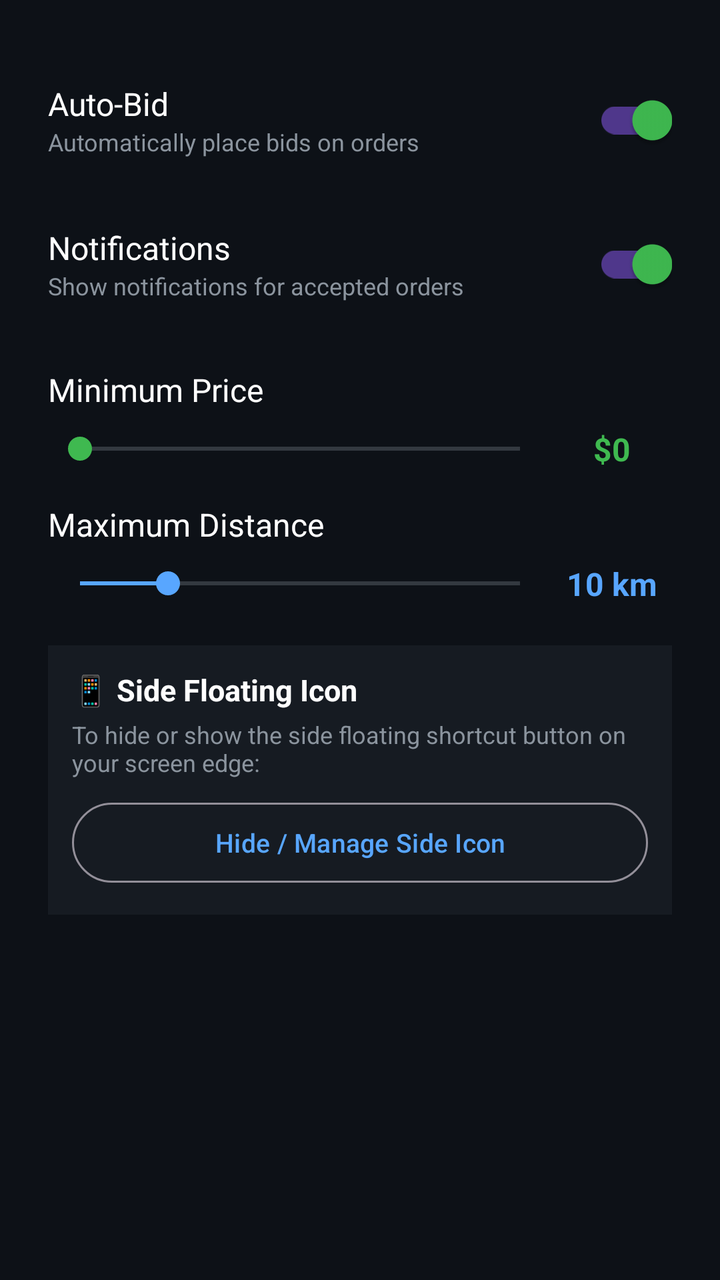
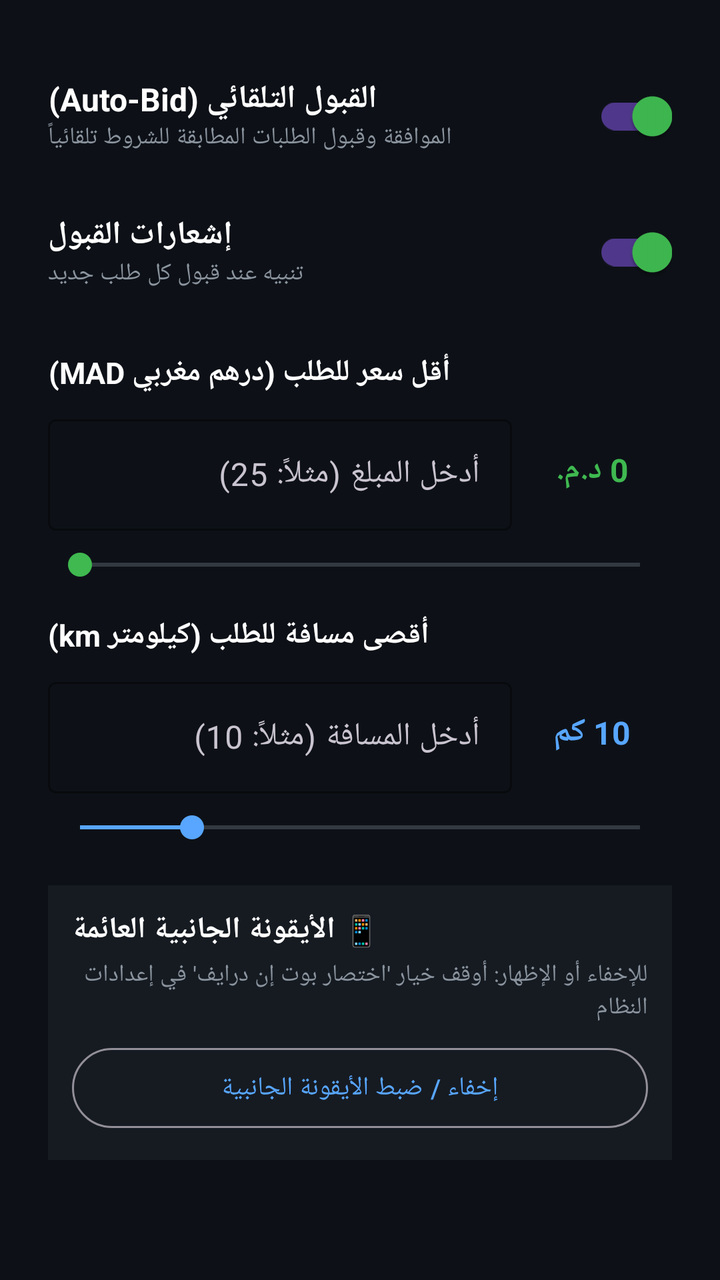

An Android layout rendered at two revisions. The XML below is the earlier revision; the diff shows what the commit changed to produce the second picture.
<!-- AndroidManifest.xml: application theme Theme.InDriverBot -->
<!-- res/layout/dialog_settings.xml -->
<?xml version="1.0" encoding="utf-8"?>
<LinearLayout xmlns:android="http://schemas.android.com/apk/res/android"
    xmlns:app="http://schemas.android.com/apk/res-auto"
    android:layout_width="match_parent"
    android:layout_height="wrap_content"
    android:orientation="vertical"
    android:padding="24dp">

    
    <LinearLayout
        android:layout_width="match_parent"
        android:layout_height="wrap_content"
        android:orientation="horizontal"
        android:gravity="center_vertical"
        android:paddingVertical="12dp">

        <LinearLayout
            android:layout_width="0dp"
            android:layout_height="wrap_content"
            android:layout_weight="1"
            android:orientation="vertical">

            <TextView
                android:layout_width="wrap_content"
                android:layout_height="wrap_content"
                android:text="Auto-Bid"
                android:textColor="@color/text_primary"
                android:textSize="16sp"/>

            <TextView
                android:layout_width="wrap_content"
                android:layout_height="wrap_content"
                android:text="Automatically place bids on orders"
                android:textColor="@color/text_secondary"
                android:textSize="12sp"/>

        </LinearLayout>

        <com.google.android.material.switchmaterial.SwitchMaterial
            android:id="@+id/switchAutoBid"
            android:layout_width="wrap_content"
            android:layout_height="wrap_content"
            android:checked="true"/>

    </LinearLayout>

    
    <LinearLayout
        android:layout_width="match_parent"
        android:layout_height="wrap_content"
        android:orientation="horizontal"
        android:gravity="center_vertical"
        android:paddingVertical="12dp">

        <LinearLayout
            android:layout_width="0dp"
            android:layout_height="wrap_content"
            android:layout_weight="1"
            android:orientation="vertical">

            <TextView
                android:layout_width="wrap_content"
                android:layout_height="wrap_content"
                android:text="Notifications"
                android:textColor="@color/text_primary"
                android:textSize="16sp"/>

            <TextView
                android:layout_width="wrap_content"
                android:layout_height="wrap_content"
                android:text="Show notifications for accepted orders"
                android:textColor="@color/text_secondary"
                android:textSize="12sp"/>

        </LinearLayout>

        <com.google.android.material.switchmaterial.SwitchMaterial
            android:id="@+id/switchNotifications"
            android:layout_width="wrap_content"
            android:layout_height="wrap_content"
            android:checked="true"/>

    </LinearLayout>

    
    <TextView
        android:layout_width="wrap_content"
        android:layout_height="wrap_content"
        android:text="Minimum Price"
        android:textColor="@color/text_primary"
        android:textSize="16sp"
        android:layout_marginTop="16dp"/>

    <LinearLayout
        android:layout_width="match_parent"
        android:layout_height="wrap_content"
        android:orientation="horizontal"
        android:gravity="center_vertical"
        android:layout_marginTop="8dp">

        <SeekBar
            android:id="@+id/seekMinPrice"
            android:layout_width="0dp"
            android:layout_height="wrap_content"
            android:layout_weight="1"
            android:max="50"
            android:progress="0"
            android:progressTint="@color/green_500"
            android:thumbTint="@color/green_500"/>

        <TextView
            android:id="@+id/tvMinPriceValue"
            android:layout_width="60dp"
            android:layout_height="wrap_content"
            android:text="$0"
            android:textColor="@color/green_500"
            android:textSize="16sp"
            android:textStyle="bold"
            android:gravity="center"/>

    </LinearLayout>

    
    <TextView
        android:layout_width="wrap_content"
        android:layout_height="wrap_content"
        android:text="Maximum Distance"
        android:textColor="@color/text_primary"
        android:textSize="16sp"
        android:layout_marginTop="16dp"/>

    <LinearLayout
        android:layout_width="match_parent"
        android:layout_height="wrap_content"
        android:orientation="horizontal"
        android:gravity="center_vertical"
        android:layout_marginTop="8dp">

        <SeekBar
            android:id="@+id/seekMaxDistance"
            android:layout_width="0dp"
            android:layout_height="wrap_content"
            android:layout_weight="1"
            android:max="50"
            android:progress="10"
            android:progressTint="@color/blue_500"
            android:thumbTint="@color/blue_500"/>

        <TextView
            android:id="@+id/tvMaxDistanceValue"
            android:layout_width="60dp"
            android:layout_height="wrap_content"
            android:text="10 km"
            android:textColor="@color/blue_500"
            android:textSize="16sp"
            android:textStyle="bold"
            android:gravity="center"/>

    </LinearLayout>

    
    <LinearLayout
        android:layout_width="match_parent"
        android:layout_height="wrap_content"
        android:orientation="vertical"
        android:layout_marginTop="20dp"
        android:padding="12dp"
        android:background="@color/bg_secondary">

        <TextView
            android:layout_width="wrap_content"
            android:layout_height="wrap_content"
            android:text="📱 Side Floating Icon"
            android:textColor="@color/text_primary"
            android:textSize="15sp"
            android:textStyle="bold"/>

        <TextView
            android:layout_width="wrap_content"
            android:layout_height="wrap_content"
            android:text="To hide or show the side floating shortcut button on your screen edge:"
            android:textColor="@color/text_secondary"
            android:textSize="12sp"
            android:layout_marginTop="4dp"/>

        <com.google.android.material.button.MaterialButton
            android:id="@+id/btnManageSideIcon"
            style="@style/Widget.Material3.Button.OutlinedButton"
            android:layout_width="match_parent"
            android:layout_height="48dp"
            android:layout_marginTop="8dp"
            android:text="Hide / Manage Side Icon"
            android:textAllCaps="false"
            android:textColor="@color/blue_500"
            android:textSize="13sp"/>

    </LinearLayout>

</LinearLayout>
<!-- resources referenced by this layout -->
<resources>
  <color name="bg_secondary">#161B22</color>
  <color name="blue_500">#58A6FF</color>
  <color name="green_500">#3FB950</color>
  <color name="text_primary">#FFFFFFFF</color>
  <color name="text_secondary">#8B949E</color>
  <style name="Theme.InDriverBot" parent="Theme.Material3.Dark.NoActionBar">
          <item name="colorPrimary">@color/green_500</item>
          <item name="colorPrimaryVariant">@color/green_900</item>
          <item name="colorSecondary">@color/blue_500</item>
          <item name="colorSecondaryVariant">@color/blue_900</item>
          <item name="android:colorBackground">@color/bg_primary</item>
          <item name="colorSurface">@color/bg_secondary</item>
          <item name="colorError">@color/red_500</item>
          
          <item name="android:textColorPrimary">@color/text_primary</item>
          <item name="android:textColorSecondary">@color/text_secondary</item>
          <item name="android:windowBackground">@color/bg_primary</item>
          <item name="android:statusBarColor">@color/bg_primary</item>
          <item name="android:navigationBarColor">@color/bg_primary</item>
      </style>
  <color name="green_900">#238636</color>
  <color name="blue_900">#1F6FEB</color>
  <color name="bg_primary">#0D1117</color>
  <color name="red_500">#F85149</color>
</resources>

<!-- the commit's change to res/layout/dialog_settings.xml (unified diff, before → after) -->
@@ -1,199 +1,247 @@
 <?xml version="1.0" encoding="utf-8"?>
-<LinearLayout xmlns:android="http://schemas.android.com/apk/res/android"
+<ScrollView xmlns:android="http://schemas.android.com/apk/res/android"
     xmlns:app="http://schemas.android.com/apk/res-auto"
     android:layout_width="match_parent"
-    android:layout_height="wrap_content"
-    android:orientation="vertical"
-    android:padding="24dp">
-
-    
+    android:layout_height="wrap_content">
+
     <LinearLayout
         android:layout_width="match_parent"
         android:layout_height="wrap_content"
-        android:orientation="horizontal"
-        android:gravity="center_vertical"
-        android:paddingVertical="12dp">
-
-        <LinearLayout
-            android:layout_width="0dp"
-            android:layout_height="wrap_content"
-            android:layout_weight="1"
-            android:orientation="vertical">
-
-            <TextView
-                android:layout_width="wrap_content"
-                android:layout_height="wrap_content"
-                android:text="Auto-Bid"
-                android:textColor="@color/text_primary"
-                android:textSize="16sp"/>
-
-            <TextView
-                android:layout_width="wrap_content"
-                android:layout_height="wrap_content"
-                android:text="Automatically place bids on orders"
-                android:textColor="@color/text_secondary"
-                android:textSize="12sp"/>
-
-        </LinearLayout>
-
-        <com.google.android.material.switchmaterial.SwitchMaterial
-            android:id="@+id/switchAutoBid"
+        android:orientation="vertical"
+        android:padding="24dp">
+
+        
+        <LinearLayout
+            android:layout_width="match_parent"
+            android:layout_height="wrap_content"
+            android:orientation="horizontal"
+            android:gravity="center_vertical"
+            android:paddingVertical="10dp">
+
+            <LinearLayout
+                android:layout_width="0dp"
+                android:layout_height="wrap_content"
+                android:layout_weight="1"
+                android:orientation="vertical">
+
+                <TextView
+                    android:layout_width="wrap_content"
+                    android:layout_height="wrap_content"
+                    android:text="القبول التلقائي (Auto-Bid)"
+                    android:textColor="@color/text_primary"
+                    android:textSize="16sp"
+                    android:textStyle="bold"/>
+
+                <TextView
+                    android:layout_width="wrap_content"
+                    android:layout_height="wrap_content"
+                    android:text="الموافقة وقبول الطلبات المطابقة للشروط تلقائياً"
+                    android:textColor="@color/text_secondary"
+                    android:textSize="12sp"/>
+
+            </LinearLayout>
+
+            <com.google.android.material.switchmaterial.SwitchMaterial
+                android:id="@+id/switchAutoBid"
+                android:layout_width="wrap_content"
+                android:layout_height="wrap_content"
+                android:checked="true"/>
+
+        </LinearLayout>
+
+        
+        <LinearLayout
+            android:layout_width="match_parent"
+            android:layout_height="wrap_content"
+            android:orientation="horizontal"
+            android:gravity="center_vertical"
+            android:paddingVertical="10dp">
+
+            <LinearLayout
+                android:layout_width="0dp"
+                android:layout_height="wrap_content"
+                android:layout_weight="1"
+                android:orientation="vertical">
+
+                <TextView
+                    android:layout_width="wrap_content"
+                    android:layout_height="wrap_content"
+                    android:text="إشعارات القبول"
+                    android:textColor="@color/text_primary"
+                    android:textSize="16sp"
+                    android:textStyle="bold"/>
+
+                <TextView
+                    android:layout_width="wrap_content"
+                    android:layout_height="wrap_content"
+                    android:text="تنبيه عند قبول كل طلب جديد"
+                    android:textColor="@color/text_secondary"
+                    android:textSize="12sp"/>
+
+            </LinearLayout>
+
+            <com.google.android.material.switchmaterial.SwitchMaterial
+                android:id="@+id/switchNotifications"
+                android:layout_width="wrap_content"
+                android:layout_height="wrap_content"
+                android:checked="true"/>
+
+        </LinearLayout>
+
+        
+        <TextView
             android:layout_width="wrap_content"
             android:layout_height="wrap_content"
-            android:checked="true"/>
-
-    </LinearLayout>
-
-    
-    <LinearLayout
-        android:layout_width="match_parent"
-        android:layout_height="wrap_content"
-        android:orientation="horizontal"
-        android:gravity="center_vertical"
-        android:paddingVertical="12dp">
-
-        <LinearLayout
-            android:layout_width="0dp"
-            android:layout_height="wrap_content"
-            android:layout_weight="1"
-            android:orientation="vertical">
-
-            <TextView
-                android:layout_width="wrap_content"
-                android:layout_height="wrap_content"
-                android:text="Notifications"
-                android:textColor="@color/text_primary"
-                android:textSize="16sp"/>
-
-            <TextView
-                android:layout_width="wrap_content"
-                android:layout_height="wrap_content"
-                android:text="Show notifications for accepted orders"
-                android:textColor="@color/text_secondary"
-                android:textSize="12sp"/>
-
-        </LinearLayout>
-
-        <com.google.android.material.switchmaterial.SwitchMaterial
-            android:id="@+id/switchNotifications"
-            android:layout_width="wrap_content"
-            android:layout_height="wrap_content"
-            android:checked="true"/>
-
-    </LinearLayout>
-
-    
-    <TextView
-        android:layout_width="wrap_content"
-        android:layout_height="wrap_content"
-        android:text="Minimum Price"
-        android:textColor="@color/text_primary"
-        android:textSize="16sp"
-        android:layout_marginTop="16dp"/>
-
-    <LinearLayout
-        android:layout_width="match_parent"
-        android:layout_height="wrap_content"
-        android:orientation="horizontal"
-        android:gravity="center_vertical"
-        android:layout_marginTop="8dp">
+            android:text="أقل سعر للطلب (درهم مغربي MAD)"
+            android:textColor="@color/text_primary"
+            android:textSize="15sp"
+            android:textStyle="bold"
+            android:layout_marginTop="16dp"/>
+
+        <LinearLayout
+            android:layout_width="match_parent"
+            android:layout_height="wrap_content"
+            android:orientation="horizontal"
+            android:gravity="center_vertical"
+            android:layout_marginTop="8dp">
+
+            <com.google.android.material.textfield.TextInputLayout
+                android:layout_width="0dp"
+                android:layout_height="wrap_content"
+                android:layout_weight="1"
+                app:boxBackgroundMode="outline"
+                app:boxStrokeColor="@color/green_500"
+                app:hintTextColor="@color/green_500">
+
+                <com.google.android.material.textfield.TextInputEditText
+                    android:id="@+id/etMinPrice"
+                    android:layout_width="match_parent"
+                    android:layout_height="wrap_content"
+                    android:hint="أدخل المبلغ (مثلاً: 25)"
+                    android:inputType="numberDecimal"
+                    android:textColor="@color/text_primary"
+                    android:textSize="16sp"/>
+
+            </com.google.android.material.textfield.TextInputLayout>
+
+            <TextView
+                android:id="@+id/tvMinPriceValue"
+                android:layout_width="80dp"
+                android:layout_height="wrap_content"
+                android:text="0 د.م."
+                android:textColor="@color/green_500"
+                android:textSize="16sp"
+                android:textStyle="bold"
+                android:gravity="center"/>
+
+        </LinearLayout>
 
         <SeekBar
             android:id="@+id/seekMinPrice"
-            android:layout_width="0dp"
-            android:layout_height="wrap_content"
-            android:layout_weight="1"
-            android:max="50"
+            android:layout_width="match_parent"
+            android:layout_height="wrap_content"
+            android:layout_marginTop="8dp"
+            android:max="200"
             android:progress="0"
             android:progressTint="@color/green_500"
             android:thumbTint="@color/green_500"/>
 
+        
         <TextView
-            android:id="@+id/tvMinPriceValue"
-            android:layout_width="60dp"
-            android:layout_height="wrap_content"
-            android:text="$0"
-            android:textColor="@color/green_500"
-            android:textSize="16sp"
+            android:layout_width="wrap_content"
+            android:layout_height="wrap_content"
+            android:text="أقصى مسافة للطلب (كيلومتر km)"
+            android:textColor="@color/text_primary"
+            android:textSize="15sp"
             android:textStyle="bold"
-            android:gravity="center"/>
-
-    </LinearLayout>
-
-    
-    <TextView
-        android:layout_width="wrap_content"
-        android:layout_height="wrap_content"
-        android:text="Maximum Distance"
-        android:textColor="@color/text_primary"
-        android:textSize="16sp"
-        android:layout_marginTop="16dp"/>
-
-    <LinearLayout
-        android:layout_width="match_parent"
-        android:layout_height="wrap_content"
-        android:orientation="horizontal"
-        android:gravity="center_vertical"
-        android:layout_marginTop="8dp">
+            android:layout_marginTop="16dp"/>
+
+        <LinearLayout
+            android:layout_width="match_parent"
+            android:layout_height="wrap_content"
+            android:orientation="horizontal"
+            android:gravity="center_vertical"
+            android:layout_marginTop="8dp">
+
+            <com.google.android.material.textfield.TextInputLayout
+                android:layout_width="0dp"
+                android:layout_height="wrap_content"
+                android:layout_weight="1"
+                app:boxBackgroundMode="outline"
+                app:boxStrokeColor="@color/blue_500"
+                app:hintTextColor="@color/blue_500">
+
+                <com.google.android.material.textfield.TextInputEditText
+                    android:id="@+id/etMaxDistance"
+                    android:layout_width="match_parent"
+                    android:layout_height="wrap_content"
+                    android:hint="أدخل المسافة (مثلاً: 10)"
+                    android:inputType="numberDecimal"
+                    android:textColor="@color/text_primary"
+                    android:textSize="16sp"/>
+
+            </com.google.android.material.textfield.TextInputLayout>
+
+            <TextView
+                android:id="@+id/tvMaxDistanceValue"
+                android:layout_width="80dp"
+                android:layout_height="wrap_content"
+                android:text="10 كم"
+                android:textColor="@color/blue_500"
+                android:textSize="16sp"
+                android:textStyle="bold"
+                android:gravity="center"/>
+
+        </LinearLayout>
 
         <SeekBar
             android:id="@+id/seekMaxDistance"
-            android:layout_width="0dp"
-            android:layout_height="wrap_content"
-            android:layout_weight="1"
+            android:layout_width="match_parent"
+            android:layout_height="wrap_content"
+            android:layout_marginTop="8dp"
             android:max="50"
             android:progress="10"
             android:progressTint="@color/blue_500"
             android:thumbTint="@color/blue_500"/>
 
-        <TextView
-            android:id="@+id/tvMaxDistanceValue"
-            android:layout_width="60dp"
-            android:layout_height="wrap_content"
-            android:text="10 km"
-            android:textColor="@color/blue_500"
-            android:textSize="16sp"
-            android:textStyle="bold"
-            android:gravity="center"/>
+        
+        <LinearLayout
+            android:layout_width="match_parent"
+            android:layout_height="wrap_content"
+            android:orientation="vertical"
+            android:layout_marginTop="20dp"
+            android:padding="12dp"
+            android:background="@color/bg_secondary">
+
+            <TextView
+                android:layout_width="wrap_content"
+                android:layout_height="wrap_content"
+                android:text="📱 الأيقونة الجانبية العائمة"
+                android:textColor="@color/text_primary"
+                android:textSize="15sp"
+                android:textStyle="bold"/>
+
+            <TextView
+                android:layout_width="wrap_content"
+                android:layout_height="wrap_content"
+                android:text="للإخفاء أو الإظهار: أوقف خيار 'اختصار بوت إن درايف' في إعدادات النظام"
+                android:textColor="@color/text_secondary"
+                android:textSize="12sp"
+                android:layout_marginTop="4dp"/>
+
+            <com.google.android.material.button.MaterialButton
+                android:id="@+id/btnManageSideIcon"
+                style="@style/Widget.Material3.Button.OutlinedButton"
+                android:layout_width="match_parent"
+                android:layout_height="48dp"
+                android:layout_marginTop="8dp"
+                android:text="إخفاء / ضبط الأيقونة الجانبية"
+                android:textAllCaps="false"
+                android:textColor="@color/blue_500"
+                android:textSize="13sp"/>
+
+        </LinearLayout>
 
     </LinearLayout>
 
-    
-    <LinearLayout
-        android:layout_width="match_parent"
-        android:layout_height="wrap_content"
-        android:orientation="vertical"
-        android:layout_marginTop="20dp"
-        android:padding="12dp"
-        android:background="@color/bg_secondary">
-
-        <TextView
-            android:layout_width="wrap_content"
-            android:layout_height="wrap_content"
-            android:text="📱 Side Floating Icon"
-            android:textColor="@color/text_primary"
-            android:textSize="15sp"
-            android:textStyle="bold"/>
-
-        <TextView
-            android:layout_width="wrap_content"
-            android:layout_height="wrap_content"
-            android:text="To hide or show the side floating shortcut button on your screen edge:"
-            android:textColor="@color/text_secondary"
-            android:textSize="12sp"
-            android:layout_marginTop="4dp"/>
-
-        <com.google.android.material.button.MaterialButton
-            android:id="@+id/btnManageSideIcon"
-            style="@style/Widget.Material3.Button.OutlinedButton"
-            android:layout_width="match_parent"
-            android:layout_height="48dp"
-            android:layout_marginTop="8dp"
-            android:text="Hide / Manage Side Icon"
-            android:textAllCaps="false"
-            android:textColor="@color/blue_500"
-            android:textSize="13sp"/>
-
-    </LinearLayout>
-
-</LinearLayout>
+</ScrollView>
